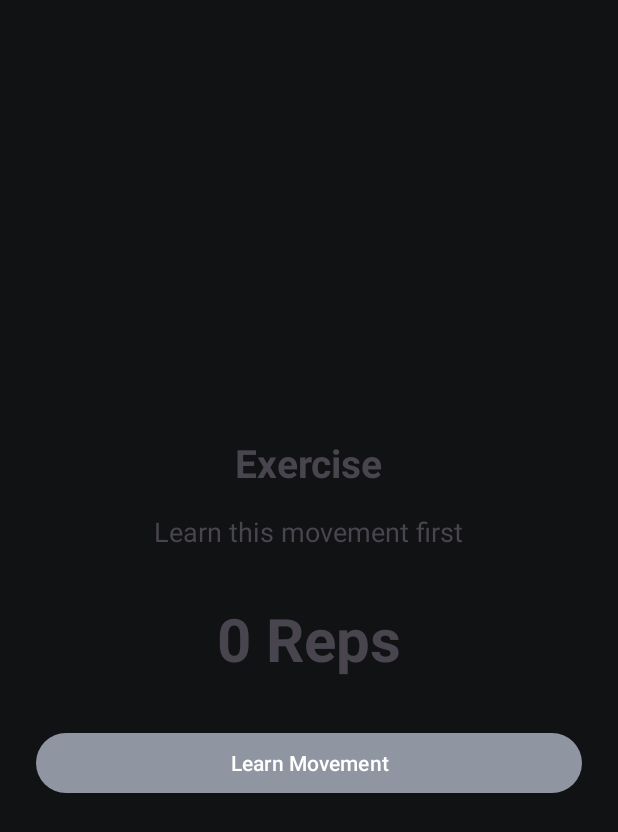
After one commit to natakue77/COEN390-Project, an Android app: the WorkoutSessionActivity screen opened directly, with no data from a screen before it, on a phone screen of 412 x 824 dp. The commit adds this screen. Shown: the top 832 px of the screen. Run offline under Robolectric (Android 15) with nearby library versions, the phone set to English and light mode, and no system bars.

Commit message:
Add workout tracking, movement learning, and improved progress analytics graphs

```diff
--- a/app/src/main/java/com/example/coen390project/GoalAnalyticsGraph.java
+++ b/app/src/main/java/com/example/coen390project/GoalAnalyticsGraph.java
@@ -45,13 +45,13 @@ public class GoalAnalyticsGraph extends View {
         float width = getWidth();
         float height = getHeight();
 
-        canvas.drawColor(Color.WHITE);
+        canvas.drawColor(Color.rgb(32, 35, 41));
 
         paint.setTextAlign(Paint.Align.CENTER);
 
         // No goal has been set yet
         if (targetGoal <= 0) {
-            paint.setColor(Color.GRAY);
+            paint.setColor(Color.WHITE);
             canvas.drawText(
                     "No goal data available",
                     width / 2,
@@ -96,7 +96,7 @@ public class GoalAnalyticsGraph extends View {
         );
 
         // Display percentage
-        paint.setColor(Color.BLACK);
+        paint.setColor(Color.WHITE);
 
         canvas.drawText(
                 String.format("%.0f%%", percentage),
--- a/app/src/main/java/com/example/coen390project/SensorProcess.java
+++ b/app/src/main/java/com/example/coen390project/SensorProcess.java
@@ -1,6 +1,7 @@
 package com.example.coen390project;
 
 import java.util.ArrayList;
+import android.content.Context;
 
 public class SensorProcess {
     private double vx,vy,vz, x,y,z;
@@ -21,6 +22,7 @@ public class SensorProcess {
     private long lastPrint = 0;
 
     private boolean learning = false;
+    private boolean workoutActive = false;
 
     private final ArrayList<BLEManager.SensorSample> learningSamples =
             new ArrayList<>();
@@ -38,7 +40,7 @@ public class SensorProcess {
 
         if (learning) {
             learningSamples.add(sample);
-        } else if (repCounter.update(sample)) {
+        } else if (workoutActive && repCounter.update(sample)) {
             android.util.Log.d("BarbellBLE",
                     "Rep counted: " + repCounter.getreps() +
                             " | DTW score: " + repCounter.getLastMatchScore());
@@ -191,5 +193,39 @@ public class SensorProcess {
         return learning;
     }
 
+    public boolean loadExercise(Context context, String exerciseName) {
+        learning = false;
+        learningSamples.clear();
+        repCounter.reset();
+
+        return ExerciseProfileStorage.loadProfile(
+                context, exerciseName, repCounter);
+    }
+
+    public boolean saveExercise(Context context, String exerciseName) {
+        if (learning || !repCounter.isReady()) {
+            return false;
+        }
+
+        ExerciseProfileStorage.saveProfile(
+                context, exerciseName, repCounter);
+
+        return true;
+    }
+
+
+    public void startWorkout() {
+        if (!learning && repCounter.isReady()) {
+            workoutActive = true;
+        }
+    }
+
+    public void stopWorkout() {
+        workoutActive = false;
+    }
+
+    public int getRepCount() {
+        return repCounter.getreps();
+    }
 
 }
--- a/app/src/main/java/com/example/coen390project/WorkoutProgressGraph.java
+++ b/app/src/main/java/com/example/coen390project/WorkoutProgressGraph.java
@@ -44,11 +44,11 @@ public class WorkoutProgressGraph extends View {
         float width = getWidth();
         float height = getHeight();
 
-        canvas.drawColor(Color.WHITE);
+        canvas.drawColor(Color.rgb(32, 35, 41));
 
         // Display a message if no workout data exists
         if (workoutData == null || workoutData.length == 0) {
-            paint.setColor(Color.GRAY);
+            paint.setColor(Color.WHITE);
             paint.setTextAlign(Paint.Align.CENTER);
             canvas.drawText(
                     "No workout data available",
@@ -60,7 +60,7 @@ public class WorkoutProgressGraph extends View {
         }
 
         // Draw the graph axes
-        paint.setColor(Color.BLACK);
+        paint.setColor(Color.WHITE);
         paint.setStrokeWidth(3);
 
         float left = 70;
--- /dev/null
+++ b/app/src/main/java/com/example/coen390project/WorkoutSessionActivity.java
@@ -0,0 +1,160 @@
+package com.example.coen390project;
+
+import android.os.Bundle;
+
+import androidx.activity.EdgeToEdge;
+import androidx.appcompat.app.AppCompatActivity;
+import androidx.core.graphics.Insets;
+import androidx.core.view.ViewCompat;
+import androidx.core.view.WindowInsetsCompat;
+import android.widget.TextView;
+import android.view.View;
+import android.widget.Button;
+import android.os.Handler;
+import android.os.Looper;
+
+public class WorkoutSessionActivity extends AppCompatActivity {
+    private Handler repHandler;
+    private Runnable repUpdater;
+    @Override
+    protected void onCreate(Bundle savedInstanceState) {
+        super.onCreate(savedInstanceState);
+        EdgeToEdge.enable(this);
+        setContentView(R.layout.activity_workout_session);
+
+        TextView exerciseNameText = findViewById(R.id.exerciseNameText);
+
+        String exerciseName = getIntent().getStringExtra("EXERCISE_NAME");
+
+        if (exerciseName == null || exerciseName.isEmpty()) {
+            exerciseName = "Exercise";
+        }
+
+        exerciseNameText.setText(exerciseName);
+
+        SensorProcess sensorProcess = SensorProcess.getInstance();
+
+        boolean alreadyLearned =
+                sensorProcess.loadExercise(this, exerciseName);
+
+        Button learnButton = findViewById(R.id.learnMovementButton);
+        Button finishLearningButton = findViewById(R.id.finishLearningButton);
+        Button startButton = findViewById(R.id.startWorkoutButton);
+        Button finishButton = findViewById(R.id.finishWorkoutButton);
+
+        TextView statusText = findViewById(R.id.workoutStatusText);
+
+        if (alreadyLearned) {
+            statusText.setText("Movement already learned");
+            learnButton.setVisibility(View.GONE);
+            finishLearningButton.setVisibility(View.GONE);
+            startButton.setVisibility(View.VISIBLE);
+        } else {
+            statusText.setText("Learn this movement first");
+            learnButton.setVisibility(View.VISIBLE);
+            finishLearningButton.setVisibility(View.GONE);
+            startButton.setVisibility(View.GONE);
+        }
+
+        finishButton.setVisibility(View.GONE);
+
+        learnButton.setOnClickListener(v -> {
+            sensorProcess.startLearning();
+
+            statusText.setText("Learning... Perform one repetition");
+
+            learnButton.setVisibility(View.GONE);
+            finishLearningButton.setVisibility(View.VISIBLE);
+        });
+
+        finishLearningButton.setOnClickListener(v -> {
+
+            sensorProcess.stopLearning();
+
+            boolean saved = sensorProcess.saveExercise(
+                    this, exerciseNameText.getText().toString());
+
+            if (saved) {
+                statusText.setText("Movement learned successfully!");
+
+                finishLearningButton.setVisibility(View.GONE);
+                startButton.setVisibility(View.VISIBLE);
+
+            } else {
+                statusText.setText("Learning failed. Please try again.");
+
+                finishLearningButton.setVisibility(View.GONE);
+                learnButton.setVisibility(View.VISIBLE);
+            }
+        });
+
+        startButton.setOnClickListener(v -> {
+            sensorProcess.startWorkout();
+
+            statusText.setText("Workout in progress...");
+
+            startButton.setVisibility(View.GONE);
+            learnButton.setVisibility(View.GONE);
+            finishLearningButton.setVisibility(View.GONE);
+            finishButton.setVisibility(View.VISIBLE);
+        });
+
+        TextView repCountText = findViewById(R.id.repCountText);
+
+        finishButton.setOnClickListener(v -> {
+            sensorProcess.stopWorkout();
+
+            int totalReps = sensorProcess.getRepCount();
+
+            boolean saved = WorkoutHistoryStorage.saveWorkout(
+                    this,
+                    exerciseNameText.getText().toString(),
+                    totalReps
+            );
+
+            if (saved) {
+                statusText.setText("Workout completed and saved!");
+            } else {
+                statusText.setText("Workout completed, but saving failed.");
+            }
+
+            repCountText.setText(totalReps + " Reps");
+
+            finishButton.setVisibility(View.GONE);
+            startButton.setVisibility(View.VISIBLE);
+        });
+
+
+        repHandler = new Handler(Looper.getMainLooper());
+
+        repUpdater = new Runnable() {
+            @Override
+            public void run() {
+                repCountText.setText(sensorProcess.getRepCount() + " Reps");
+                repHandler.postDelayed(this, 200);
+            }
+        };
+
+        repHandler.post(repUpdater);
+
+
+
+        ViewCompat.setOnApplyWindowInsetsListener(findViewById(R.id.exerciseNameText), (v, insets) -> {
+            Insets systemBars = insets.getInsets(WindowInsetsCompat.Type.systemBars());
+            v.setPadding(systemBars.left, systemBars.top, systemBars.right, systemBars.bottom);
+            return insets;
+        });
+    }
+
+    @Override
+    protected void onDestroy() {
+        if (repHandler != null && repUpdater != null) {
+            repHandler.removeCallbacks(repUpdater);
+        }
+
+        SensorProcess.getInstance().stopWorkout();
+
+        super.onDestroy();
+    }
+
+}
--- a/app/src/main/res/layout/activity_option2.xml
+++ b/app/src/main/res/layout/activity_option2.xml
@@ -113,6 +113,7 @@
                         android:layout_marginBottom="12dp" />
 
                     <FrameLayout
+                        android:id="@+id/workoutGraphContainer"
                         android:layout_width="match_parent"
                         android:layout_height="220dp"
                         android:background="#202329">
@@ -208,6 +209,7 @@
                         android:layout_marginBottom="12dp" />
 
                     <FrameLayout
+                        android:id="@+id/goalGraphContainer"
                         android:layout_width="match_parent"
                         android:layout_height="220dp"
                         android:background="#202329">
--- /dev/null
+++ b/app/src/main/res/layout/activity_workout_session.xml
@@ -0,0 +1,60 @@
+<?xml version="1.0" encoding="utf-8"?>
+<LinearLayout
+    xmlns:android="http://schemas.android.com/apk/res/android"
+    android:layout_width="match_parent"
+    android:layout_height="match_parent"
+    android:orientation="vertical"
+    android:gravity="center"
+    android:padding="24dp">
+
+    <TextView
+        android:id="@+id/exerciseNameText"
+        android:layout_width="wrap_content"
+        android:layout_height="wrap_content"
+        android:text="Exercise Name"
+        android:textSize="26sp"
+        android:textStyle="bold" />
+
+    <TextView
+        android:id="@+id/workoutStatusText"
+        android:layout_width="wrap_content"
+        android:layout_height="wrap_content"
+        android:layout_marginTop="16dp"
+        android:text="Ready"
+        android:textSize="18sp" />
+
+    <TextView
+        android:id="@+id/repCountText"
+        android:layout_width="wrap_content"
+        android:layout_height="wrap_content"
+        android:layout_marginTop="32dp"
+        android:text="0 Reps"
+        android:textSize="40sp"
+        android:textStyle="bold" />
+
+    <Button
+        android:id="@+id/learnMovementButton"
+        android:layout_width="match_parent"
+        android:layout_height="wrap_content"
+        android:layout_marginTop="32dp"
+        android:text="Learn Movement" />
+
+    <Button
+        android:id="@+id/finishLearningButton"
+        android:layout_width="match_parent"
+        android:layout_height="wrap_content"
+        android:text="Finish Learning" />
+
+    <Button
+        android:id="@+id/startWorkoutButton"
+        android:layout_width="match_parent"
+        android:layout_height="wrap_content"
+        android:text="Start Workout" />
+
+    <Button
+        android:id="@+id/finishWorkoutButton"
+        android:layout_width="match_parent"
+        android:layout_height="wrap_content"
+        android:text="Finish Workout" />
+
+</LinearLayout>
```
Also changed, not shown: app/src/main/AndroidManifest.xml (+6 -7 lines), app/src/main/java/com/example/coen390project/ExerciseProfileStorage.java (added, +100 -0 lines), app/src/main/java/com/example/coen390project/Option2Activity.java (+137 -0 lines), app/src/main/java/com/example/coen390project/RepCounter.java (+42 -0 lines), app/src/main/java/com/example/coen390project/WorkoutHistoryStorage.java (added, +62 -0 lines).
